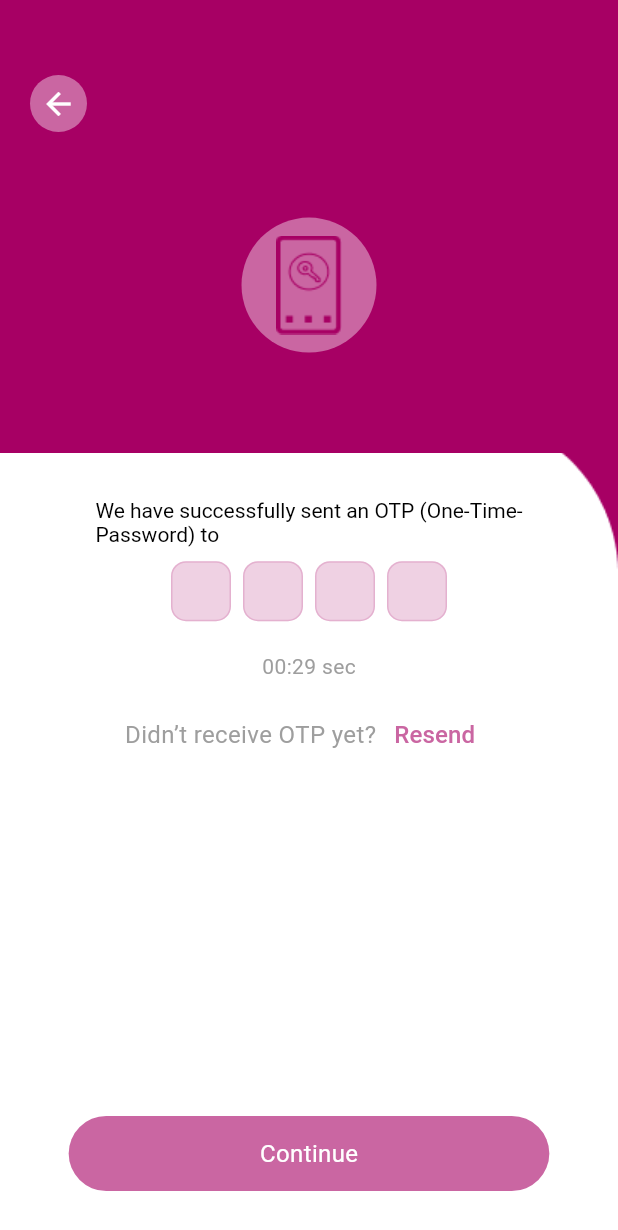
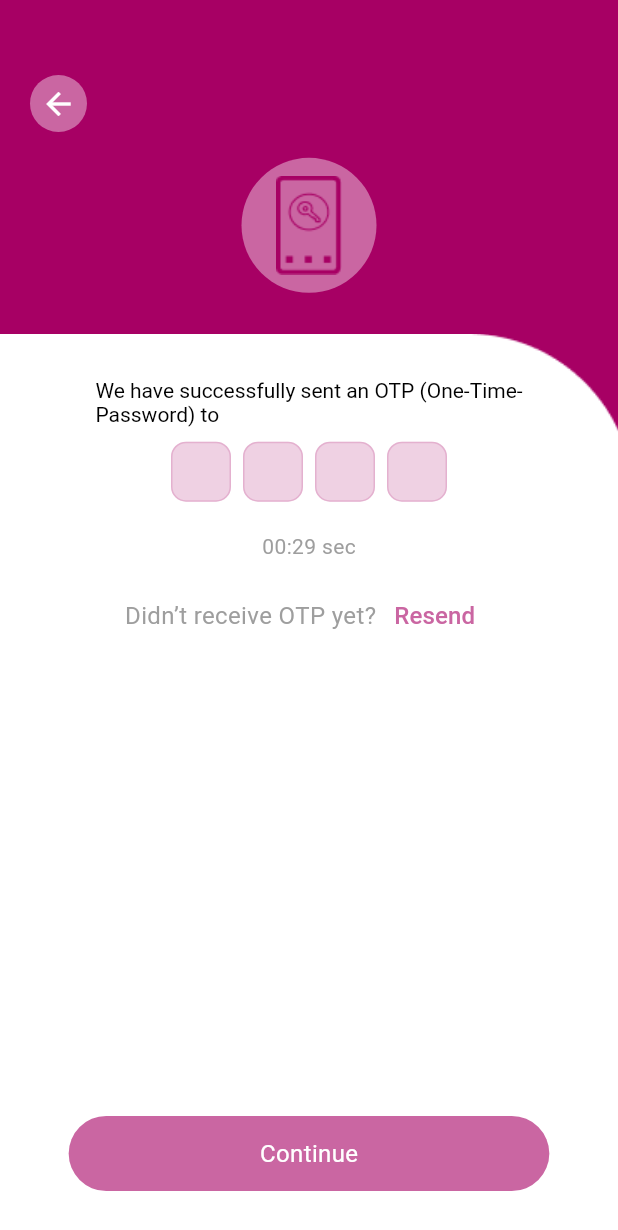
Before and after one commit to growersecret/flutter, a Flutter app: the OtpScreen screen opened directly with empty values, on a phone screen of 412 x 824 dp. Shown: the top 1230 px of the screen. Run offline on Flutter 3.47's test engine with Material 3 defaults, Android fonts, the phone set to English and light mode, and no system bars; drawn by our look-alikes of pinput; our stand-ins replace bloc, dio, equatable, flutter_bloc, flutter_screenutil, flutter_svg and 4 more; accounts and stored records are empty; project files that could hold a hidden picture were left out.

Commit message:
fix otp screen render overflow and alert dialog box issue in iPhone

```diff
--- a/lib/presentation/authentication/otp_screen.dart
+++ b/lib/presentation/authentication/otp_screen.dart
@@ -118,12 +118,7 @@ class _OtpScreenState extends State<OtpScreen> {
           return Scaffold(
             resizeToAvoidBottomInset: false,
             backgroundColor: Colors.white,
-            body: SizedBox(
-              height: double.infinity,
-              width: double.infinity,
-              child: Column(
-                children: [
-                  Container(
+            body: Container(
               height: MediaQuery.of(context).size.height,
               width: MediaQuery.of(context).size.width,
               color: CustomTheme.primaryColor,
@@ -131,7 +126,8 @@ class _OtpScreenState extends State<OtpScreen> {
                 crossAxisAlignment: CrossAxisAlignment.start,
                 mainAxisSize: MainAxisSize.min,
                 children: [
-                        InkWell(
+                  SingleChildScrollView(
+                    child: InkWell(
                       onTap: () {
                         context
                             .read<EmailCheckerCubit>()
@@ -158,6 +154,7 @@ class _OtpScreenState extends State<OtpScreen> {
                         ),
                       ),
                     ),
+                  ),
 
                   Spacer(),
                   Center(
@@ -176,16 +173,17 @@ class _OtpScreenState extends State<OtpScreen> {
                   ),
                   Spacer(),
                   // SizedBox(height: 70.h),
-                        Container(
-                          height: 437.h,
+                  SingleChildScrollView(
+                    child: Container(
+                      height: MediaQuery.of(context).size.height * 0.73,
                       width: MediaQuery.of(context).size.width,
-                          padding: EdgeInsets.only(
+                  /*    padding: EdgeInsets.only(
                         left: 20,
                         right: 20,
                         bottom: MediaQuery.of(context)
                             .viewInsets
                             .bottom,
-                          ),
+                      ),*/
                       margin: EdgeInsets.only(
                         bottom: MediaQuery.of(context)
                                 .viewInsets
@@ -378,10 +376,8 @@ class _OtpScreenState extends State<OtpScreen> {
                           SizedBox(height: 20)
                         ],
                       ),
+                    ),
                   )
-                      ],
-                    ),
-                  ),
                 ],
               ),
             ),
```
Also changed, not shown: lib/presentation/widgets/loading_dialog.dart (+21 -3 lines). Lines whose indentation alone changed are shown as unchanged.
